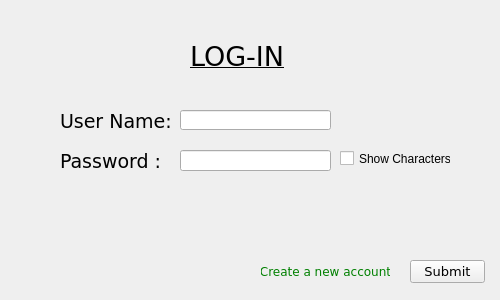
Old version of the form Project/ShoppingCartV11/loginchild.ui in the repository Bhitt/Hitt_Branden_CIS17B_48037.
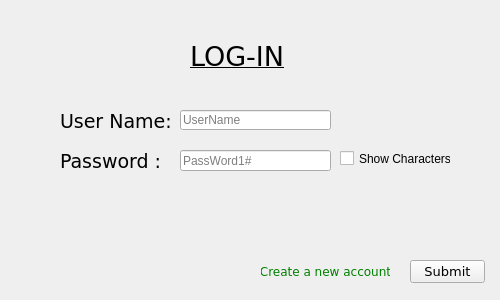
New version of the form. Icons and pictures are not drawn. Custom widgets are drawn as their Qt base class.

The edit to the form file:
```diff
--- a/Project/ShoppingCartV11/loginchild.ui
+++ b/Project/ShoppingCartV11/loginchild.ui
@@ -40,6 +40,9 @@
      <height>20</height>
     </rect>
    </property>
+   <property name="placeholderText">
+    <string>UserName</string>
+   </property>
   </widget>
   <widget class="QLabel" name="label">
    <property name="geometry">
@@ -107,6 +110,9 @@
    <property name="echoMode">
     <enum>QLineEdit::Password</enum>
    </property>
+   <property name="placeholderText">
+    <string>PassWord1#</string>
+   </property>
   </widget>
   <widget class="QPushButton" name="Submit">
    <property name="enabled">
```
